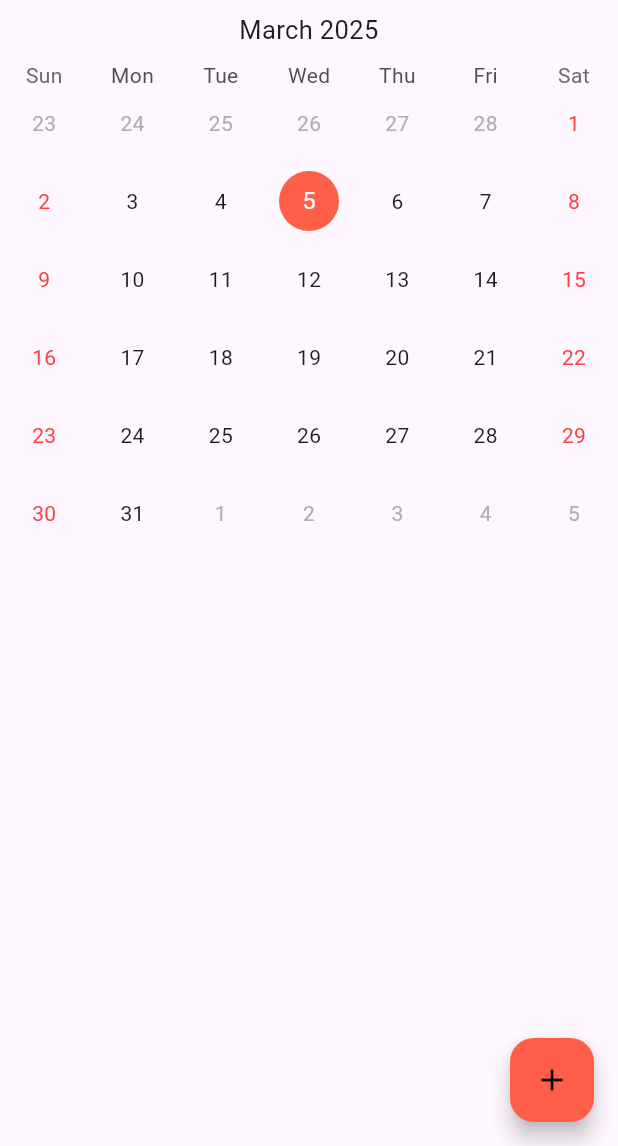
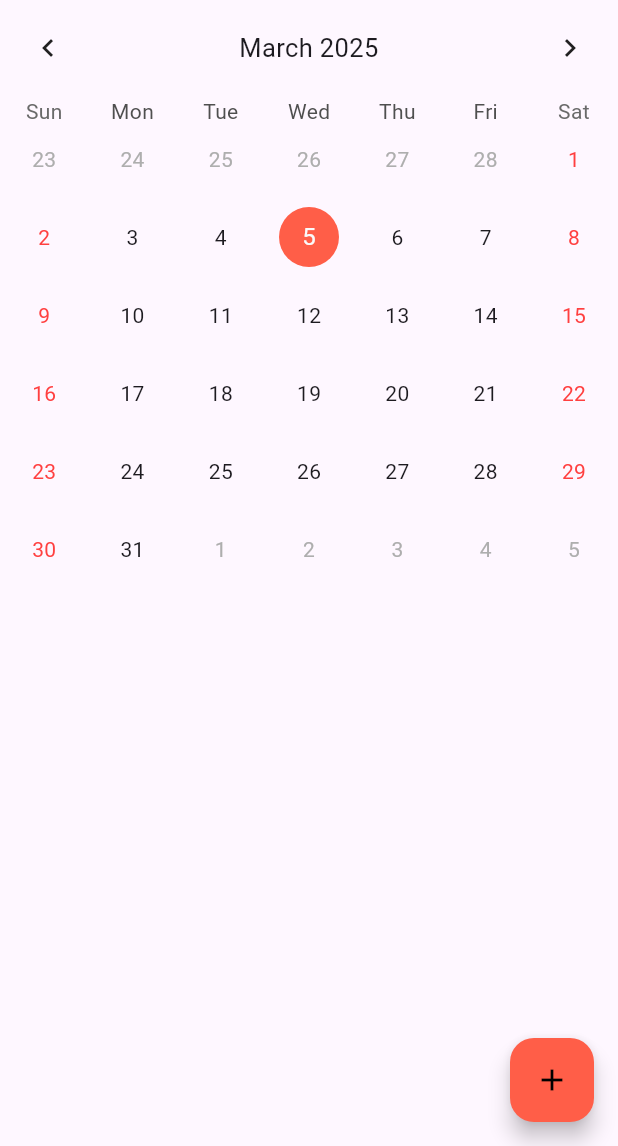
Before and after one commit to geonheey/LifeLog, a Flutter app: the screen it shows after launch, on a phone screen of 412 x 824 dp, the part 90-1236 px from its top. Run offline on Flutter 3.47's test engine with Material 3 defaults, Android fonts, the light colour scheme and no system bars; drawn by our look-alikes of table_calendar; our stand-ins replace flutter_riverpod.

Commit message:
[Chore] 달력 범위 수정

```diff
--- a/lib/view/component/to_do_calendar.dart
+++ b/lib/view/component/to_do_calendar.dart
@@ -27,11 +27,9 @@ class _ToDoCalendarState extends ConsumerState<ToDoCalendar> {
     final tasks = ref.watch(taskNotifierProvider).tasks;
     final selectedDate = ref.watch(taskNotifierProvider).selectedDate;
 
-    print('All tasks: $tasks');
-
     return TableCalendar(
-      firstDay: DateTime.utc(2010, 10, 16),
-      lastDay: DateTime.utc(2030, 3, 14),
+      firstDay: DateTime.utc(2025, 1, 1),
+      lastDay: DateTime.utc(2035, 3, 5),
       focusedDay: _focusedDay,
       selectedDayPredicate: (day) {
         return isSameDay(day, selectedDate);
@@ -39,8 +37,8 @@ class _ToDoCalendarState extends ConsumerState<ToDoCalendar> {
       headerStyle: HeaderStyle(
         formatButtonVisible: false,
         titleCentered: true,
-        leftChevronVisible: false,
-        rightChevronVisible: false,
+        // leftChevronVisible: false,
+        // rightChevronVisible: false,
       ),
       onDaySelected: (selectedDay, focusedDay) {
         setState(() {
@@ -67,8 +65,6 @@ class _ToDoCalendarState extends ConsumerState<ToDoCalendar> {
               .expand((taskList) => taskList)
               .toList();
 
-          print('Tasks for $date: $tasksForDate');
-
           if (tasksForDate.isNotEmpty) {
             return Container(
               width: 8.0,
```
